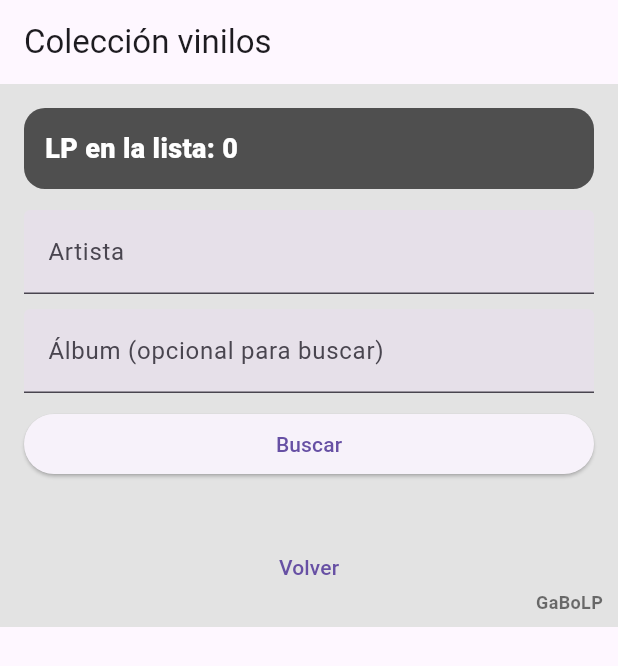
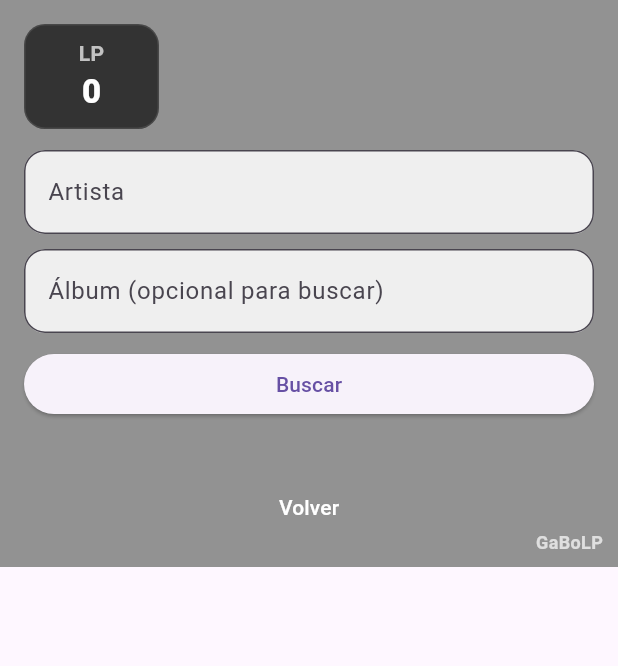
Before and after one commit to gabohachim/gaboLP, a Flutter app: the screen it shows after launch, after a tap on "Buscar vinilo", on a phone screen of 412 x 824 dp. Shown: the top 666 px of the screen. Run offline on Flutter 3.47's test engine with Material 3 defaults, Android fonts, the phone set to English and light mode, and no system bars; our stand-ins replace sqflite; accounts and stored records are empty.

Commit message:
Update home_screen.dart

```diff
--- a/lib/ui/home_screen.dart
+++ b/lib/ui/home_screen.dart
@@ -1,6 +1,5 @@
 import 'dart:io';
 import 'package:flutter/material.dart';
-import 'package:image_picker/image_picker.dart';
 import '../db/vinyl_db.dart';
 
 enum Vista { inicio, buscar, lista, borrar }
@@ -22,6 +21,8 @@ class _HomeScreenState extends State<HomeScreen> {
   List<Map<String, dynamic>> resultados = [];
   bool mostrarAgregar = false;
 
+  // Fondo se mantiene en código (por si después lo reactivas),
+  // pero SIN botón para cambiarlo.
   File? fondo;
 
   @override
@@ -34,39 +35,6 @@ class _HomeScreenState extends State<HomeScreen> {
 
   void snack(String t) {
     ScaffoldMessenger.of(context).showSnackBar(SnackBar(content: Text(t)));
-  }
-
-  Future<void> elegirFondo() async {
-    final picker = ImagePicker();
-    final img = await picker.pickImage(source: ImageSource.gallery);
-    if (img == null) return;
-
-    if (!mounted) return;
-
-    // Previsualizar y confirmar
-    showDialog(
-      context: context,
-      builder: (_) => AlertDialog(
-        title: const Text('¿Usar esta foto de fondo?'),
-        content: ClipRRect(
-          borderRadius: BorderRadius.circular(10),
-          child: Image.file(File(img.path), fit: BoxFit.cover),
-        ),
-        actions: [
-          TextButton(
-            onPressed: () => Navigator.pop(context),
-            child: const Text('Cancelar'),
-          ),
-          ElevatedButton(
-            onPressed: () {
-              setState(() => fondo = File(img.path));
-              Navigator.pop(context);
-            },
-            child: const Text('Usar'),
-          ),
-        ],
-      ),
-    );
   }
 
   Future<void> buscar() async {
@@ -85,14 +53,11 @@ class _HomeScreenState extends State<HomeScreen> {
 
     setState(() {
       resultados = res;
+      // Agregar solo si no existe y si escribió artista+album (año opcional)
       mostrarAgregar = res.isEmpty && artista.isNotEmpty && album.isNotEmpty;
     });
 
-    if (res.isEmpty) {
-      snack('No lo tienes');
-    } else {
-      snack('Ya lo tienes');
-    }
+    snack(res.isEmpty ? 'No lo tienes' : 'Ya lo tienes');
   }
 
   Future<void> agregar() async {
@@ -131,7 +96,7 @@ class _HomeScreenState extends State<HomeScreen> {
           'GaBoLP',
           style: TextStyle(
             fontSize: 12,
-            color: Colors.black54,
+            color: Colors.white70,
             fontWeight: FontWeight.w700,
           ),
         ),
@@ -139,23 +104,43 @@ class _HomeScreenState extends State<HomeScreen> {
     );
   }
 
+  // ✅ Cuadrado pequeño: "LP" + número
   Widget contadorLp() {
     return FutureBuilder<int>(
       future: VinylDb.instance.getCount(),
       builder: (context, snap) {
         final total = snap.data ?? 0;
-        return Container(
-          padding: const EdgeInsets.all(14),
+        return Align(
+          alignment: Alignment.centerLeft,
+          child: Container(
+            width: 90,
+            height: 70,
+            alignment: Alignment.center,
             decoration: BoxDecoration(
               color: Colors.black.withOpacity(0.65),
               borderRadius: BorderRadius.circular(14),
+              border: Border.all(color: Colors.white.withOpacity(0.10)),
             ),
-          child: Text(
-            'LP en la lista: $total',
+            child: Column(
+              mainAxisAlignment: MainAxisAlignment.center,
+              children: [
+                const Text(
+                  'LP',
+                  style: TextStyle(
+                    color: Colors.white70,
+                    fontSize: 14,
+                    fontWeight: FontWeight.w700,
+                  ),
+                ),
+                Text(
+                  '$total',
                   style: const TextStyle(
                     color: Colors.white,
-              fontSize: 18,
-              fontWeight: FontWeight.w800,
+                    fontSize: 22,
+                    fontWeight: FontWeight.w900,
+                  ),
+                ),
+              ],
             ),
           ),
         );
@@ -164,21 +149,41 @@ class _HomeScreenState extends State<HomeScreen> {
   }
 
   Widget botonesInicio() {
+    Widget btn(IconData icon, String text, VoidCallback onTap) {
+      return InkWell(
+        onTap: onTap,
+        borderRadius: BorderRadius.circular(18),
+        child: Container(
+          padding: const EdgeInsets.symmetric(vertical: 14, horizontal: 14),
+          decoration: BoxDecoration(
+            color: Colors.white.withOpacity(0.85),
+            borderRadius: BorderRadius.circular(18),
+          ),
+          child: Row(
+            children: [
+              Icon(icon),
+              const SizedBox(width: 12),
+              Expanded(
+                child: Text(
+                  text,
+                  style: const TextStyle(fontSize: 16, fontWeight: FontWeight.w700),
+                ),
+              ),
+              const Icon(Icons.chevron_right),
+            ],
+          ),
+        ),
+      );
+    }
+
     return Column(
       crossAxisAlignment: CrossAxisAlignment.stretch,
       children: [
-        ElevatedButton(
-          onPressed: () => setState(() => vista = Vista.buscar),
-          child: const Text('Buscar vinilo'),
-        ),
-        ElevatedButton(
-          onPressed: () => setState(() => vista = Vista.lista),
-          child: const Text('Mostrar lista de vinilos'),
-        ),
-        ElevatedButton(
-          onPressed: () => setState(() => vista = Vista.borrar),
-          child: const Text('Borrar vinilos'),
-        ),
+        btn(Icons.search, 'Buscar vinilo', () => setState(() => vista = Vista.buscar)),
+        const SizedBox(height: 10),
+        btn(Icons.list, 'Mostrar lista de vinilos', () => setState(() => vista = Vista.lista)),
+        const SizedBox(height: 10),
+        btn(Icons.delete_outline, 'Borrar vinilos', () => setState(() => vista = Vista.borrar)),
       ],
     );
   }
@@ -189,17 +194,21 @@ class _HomeScreenState extends State<HomeScreen> {
       children: [
         TextField(
           controller: artistaCtrl,
-          decoration: const InputDecoration(
+          decoration: InputDecoration(
             labelText: 'Artista',
             filled: true,
+            fillColor: Colors.white.withOpacity(0.85),
+            border: OutlineInputBorder(borderRadius: BorderRadius.circular(14)),
           ),
         ),
         const SizedBox(height: 10),
         TextField(
           controller: albumCtrl,
-          decoration: const InputDecoration(
+          decoration: InputDecoration(
             labelText: 'Álbum (opcional para buscar)',
             filled: true,
+            fillColor: Colors.white.withOpacity(0.85),
+            border: OutlineInputBorder(borderRadius: BorderRadius.circular(14)),
           ),
         ),
         const SizedBox(height: 10),
@@ -209,21 +218,18 @@ class _HomeScreenState extends State<HomeScreen> {
         ),
         const SizedBox(height: 12),
 
-        // Lista debajo del buscador (cuando escribes artista)
         if (resultados.isNotEmpty)
           Container(
             padding: const EdgeInsets.all(12),
             decoration: BoxDecoration(
-              color: Colors.white.withOpacity(0.78),
+              color: Colors.white.withOpacity(0.85),
               borderRadius: BorderRadius.circular(14),
             ),
             child: Column(
               crossAxisAlignment: CrossAxisAlignment.start,
               children: [
-                const Text(
-                  'Resultados en tu colección:',
-                  style: TextStyle(fontWeight: FontWeight.bold),
-                ),
+                const Text('Resultados en tu colección:',
+                    style: TextStyle(fontWeight: FontWeight.bold)),
                 const SizedBox(height: 8),
                 ...resultados.map((v) => Padding(
                       padding: const EdgeInsets.symmetric(vertical: 4),
@@ -238,15 +244,16 @@ class _HomeScreenState extends State<HomeScreen> {
 
         const SizedBox(height: 12),
 
-        // Si NO lo tienes (y escribiste artista+album), aparece agregar
         if (mostrarAgregar) ...[
           TextField(
             controller: yearCtrl,
-            decoration: const InputDecoration(
+            keyboardType: TextInputType.number,
+            decoration: InputDecoration(
               labelText: 'Año (opcional)',
               filled: true,
+              fillColor: Colors.white.withOpacity(0.85),
+              border: OutlineInputBorder(borderRadius: BorderRadius.circular(14)),
             ),
-            keyboardType: TextInputType.number,
           ),
           const SizedBox(height: 10),
           ElevatedButton(
@@ -262,7 +269,7 @@ class _HomeScreenState extends State<HomeScreen> {
             resultados = [];
             mostrarAgregar = false;
           }),
-          child: const Text('Volver'),
+          child: const Text('Volver', style: TextStyle(color: Colors.white)),
         ),
       ],
     );
@@ -272,13 +279,9 @@ class _HomeScreenState extends State<HomeScreen> {
     return FutureBuilder<List<Map<String, dynamic>>>(
       future: VinylDb.instance.getAll(),
       builder: (context, snap) {
-        if (!snap.hasData) {
-          return const Center(child: CircularProgressIndicator());
-        }
+        if (!snap.hasData) return const Center(child: CircularProgressIndicator());
         final items = snap.data!;
-        if (items.isEmpty) {
-          return const Text('No tienes vinilos todavía.');
-        }
+        if (items.isEmpty) return const Text('No tienes vinilos todavía.', style: TextStyle(color: Colors.white));
 
         return ListView.builder(
           shrinkWrap: true,
@@ -289,10 +292,9 @@ class _HomeScreenState extends State<HomeScreen> {
             final year = (v['year'] as String?)?.trim() ?? '';
             final yearTxt = year.isEmpty ? '' : ' ($year)';
             return Card(
+              color: Colors.white.withOpacity(0.88),
               child: ListTile(
-                title: Text(
-                  'LP N° ${v['numero']} — ${v['artista']} — ${v['album']}$yearTxt',
-                ),
+                title: Text('LP N° ${v['numero']} — ${v['artista']} — ${v['album']}$yearTxt'),
                 trailing: conBorrar
                     ? IconButton(
                         icon: const Icon(Icons.delete),
@@ -318,12 +320,15 @@ class _HomeScreenState extends State<HomeScreen> {
         : Container(color: Colors.grey.shade300);
 
     return Scaffold(
-      appBar: AppBar(title: const Text('Colección vinilos')),
+      // ✅ sin AppBar => más “pantalla completa”
+      appBar: null,
       body: Stack(
         children: [
           Positioned.fill(child: bg),
-          Positioned.fill(child: Container(color: Colors.white.withOpacity(0.10))),
-          Padding(
+          // Capa oscura para lectura
+          Positioned.fill(child: Container(color: Colors.black.withOpacity(0.35))),
+          SafeArea(
+            child: Padding(
               padding: const EdgeInsets.all(16),
               child: SingleChildScrollView(
                 child: Column(
@@ -334,11 +339,6 @@ class _HomeScreenState extends State<HomeScreen> {
 
                     if (vista == Vista.inicio) ...[
                       botonesInicio(),
-                    const SizedBox(height: 14),
-                    ElevatedButton(
-                      onPressed: elegirFondo,
-                      child: const Text('Actualizar fondo (elegir foto)'),
-                    ),
                     ],
 
                     if (vista == Vista.buscar) vistaBuscar(),
@@ -348,7 +348,7 @@ class _HomeScreenState extends State<HomeScreen> {
                       const SizedBox(height: 10),
                       TextButton(
                         onPressed: () => setState(() => vista = Vista.inicio),
-                      child: const Text('Volver'),
+                        child: const Text('Volver', style: TextStyle(color: Colors.white)),
                       ),
                     ],
 
@@ -357,10 +357,11 @@ class _HomeScreenState extends State<HomeScreen> {
                       const SizedBox(height: 10),
                       TextButton(
                         onPressed: () => setState(() => vista = Vista.inicio),
-                      child: const Text('Volver'),
+                        child: const Text('Volver', style: TextStyle(color: Colors.white)),
                       ),
                     ],
                   ],
+                ),
               ),
             ),
           ),
```
Lines whose indentation alone changed are shown as unchanged.
